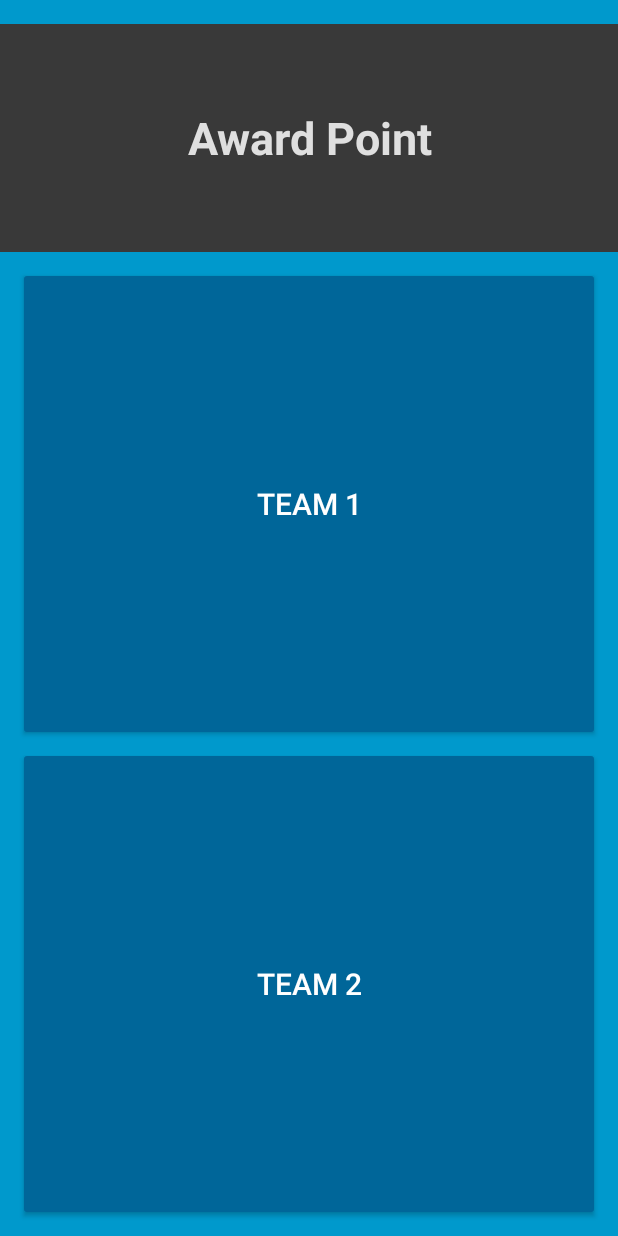
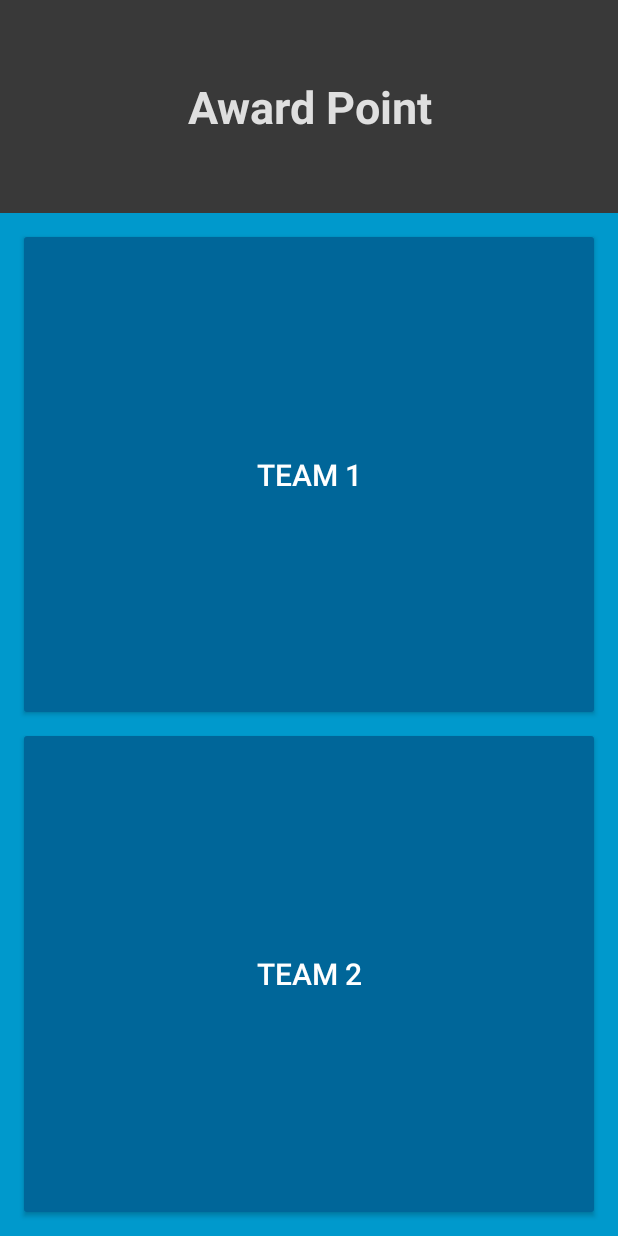
Before and after one commit to kwdiggs/catch_the_phrase, an Android app: the ScoreboardActivity screen opened directly, with no data from a screen before it, on a phone screen of 412 x 824 dp. Run offline under Robolectric (Android 15) with nearby library versions, the phone set to English and light mode, and no system bars.

Commit message:
change MainActivity bg color

```diff
--- a/app/src/main/res/layout/activity_main.xml
+++ b/app/src/main/res/layout/activity_main.xml
@@ -8,7 +8,7 @@
     android:paddingRight="@dimen/activity_horizontal_margin"
     android:paddingTop="@dimen/activity_vertical_margin"
     android:orientation="vertical"
-    android:background="@color/background_color"
+    android:background="@color/scoreboard_head"
     tools:context="com.diggs.keenan.catchphraseadfree.MainActivity">
 
     <Button
--- a/app/src/main/res/layout/activity_scoreboard.xml
+++ b/app/src/main/res/layout/activity_scoreboard.xml
@@ -10,9 +10,8 @@
     <TextView android:id="@+id/scoreboard_header"
         android:layout_width="match_parent"
         android:layout_height="0dp"
-        android:layout_weight="1"
+        android:layout_weight=".9"
         android:gravity="center"
-        android:layout_marginTop="16dp"
         android:background="@drawable/background_stripe"
         android:text="@string/award_point"
         android:textSize="30sp"
```
